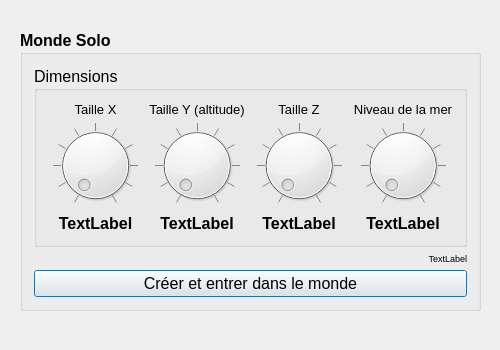
Old version of the form src/CraftuxHome.ui in the repository Glycaa/CrafTuX.
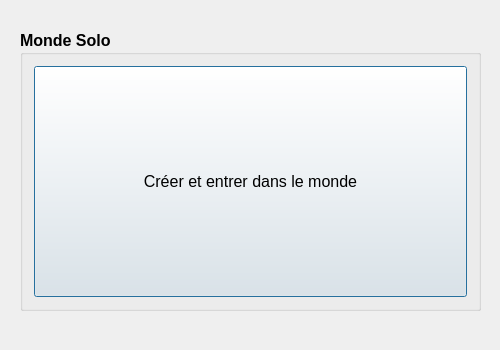
New version of the form.

Commit message: Removed old window world generation parameters in launcher.

Patch:
```diff
--- a/src/CraftuxHome.ui
+++ b/src/CraftuxHome.ui
@@ -58,242 +58,6 @@
     <string>Monde Solo</string>
    </property>
    <layout class="QVBoxLayout" name="verticalLayout_3">
-    <item>
-     <widget class="QGroupBox" name="groupBox_2">
-      <property name="font">
-       <font>
-        <weight>50</weight>
-        <bold>false</bold>
-       </font>
-      </property>
-      <property name="title">
-       <string>Dimensions</string>
-      </property>
-      <layout class="QHBoxLayout" name="horizontalLayout">
-       <item>
-        <layout class="QVBoxLayout" name="verticalLayout_2">
-         <item>
-          <widget class="QLabel" name="label">
-           <property name="font">
-            <font>
-             <pointsize>10</pointsize>
-             <weight>50</weight>
-             <bold>false</bold>
-            </font>
-           </property>
-           <property name="text">
-            <string>Taille X</string>
-           </property>
-           <property name="alignment">
-            <set>Qt::AlignCenter</set>
-           </property>
-          </widget>
-         </item>
-         <item>
-          <widget class="QDial" name="dial">
-           <property name="cursor">
-            <cursorShape>OpenHandCursor</cursorShape>
-           </property>
-           <property name="notchTarget">
-            <double>10.000000000000000</double>
-           </property>
-           <property name="notchesVisible">
-            <bool>true</bool>
-           </property>
-          </widget>
-         </item>
-         <item>
-          <widget class="QLabel" name="label_2">
-           <property name="font">
-            <font>
-             <pointsize>12</pointsize>
-             <weight>75</weight>
-             <bold>true</bold>
-            </font>
-           </property>
-           <property name="text">
-            <string>TextLabel</string>
-           </property>
-           <property name="alignment">
-            <set>Qt::AlignCenter</set>
-           </property>
-          </widget>
-         </item>
-        </layout>
-       </item>
-       <item>
-        <layout class="QVBoxLayout" name="verticalLayout_4">
-         <item>
-          <widget class="QLabel" name="label_3">
-           <property name="font">
-            <font>
-             <pointsize>10</pointsize>
-             <weight>50</weight>
-             <bold>false</bold>
-            </font>
-           </property>
-           <property name="text">
-            <string>Taille Y (altitude)</string>
-           </property>
-           <property name="alignment">
-            <set>Qt::AlignCenter</set>
-           </property>
-          </widget>
-         </item>
-         <item>
-          <widget class="QDial" name="dial_2">
-           <property name="cursor">
-            <cursorShape>OpenHandCursor</cursorShape>
-           </property>
-           <property name="notchTarget">
-            <double>10.000000000000000</double>
-           </property>
-           <property name="notchesVisible">
-            <bool>true</bool>
-           </property>
-          </widget>
-         </item>
-         <item>
-          <widget class="QLabel" name="label_4">
-           <property name="font">
-            <font>
-             <pointsize>12</pointsize>
-             <weight>75</weight>
-             <bold>true</bold>
-            </font>
-           </property>
-           <property name="text">
-            <string>TextLabel</string>
-           </property>
-           <property name="alignment">
-            <set>Qt::AlignCenter</set>
-           </property>
-          </widget>
-         </item>
-        </layout>
-       </item>
-       <item>
-        <layout class="QVBoxLayout" name="verticalLayout_5">
-         <item>
-          <widget class="QLabel" name="label_5">
-           <property name="font">
-            <font>
-             <pointsize>10</pointsize>
-             <weight>50</weight>
-             <bold>false</bold>
-            </font>
-           </property>
-           <property name="text">
-            <string>Taille Z</string>
-           </property>
-           <property name="alignment">
-            <set>Qt::AlignCenter</set>
-           </property>
-          </widget>
-         </item>
-         <item>
-          <widget class="QDial" name="dial_3">
-           <property name="cursor">
-            <cursorShape>OpenHandCursor</cursorShape>
-           </property>
-           <property name="notchTarget">
-            <double>10.000000000000000</double>
-           </property>
-           <property name="notchesVisible">
-            <bool>true</bool>
-           </property>
-          </widget>
-         </item>
-         <item>
-          <widget class="QLabel" name="label_6">
-           <property name="font">
-            <font>
-             <pointsize>12</pointsize>
-             <weight>75</weight>
-             <bold>true</bold>
-            </font>
-           </property>
-           <property name="text">
-            <string>TextLabel</string>
-           </property>
-           <property name="alignment">
-            <set>Qt::AlignCenter</set>
-           </property>
-          </widget>
-         </item>
-        </layout>
-       </item>
-       <item>
-        <layout class="QVBoxLayout" name="verticalLayout_7">
-         <item>
-          <widget class="QLabel" name="label_9">
-           <property name="font">
-            <font>
-             <pointsize>10</pointsize>
-             <weight>50</weight>
-             <bold>false</bold>
-            </font>
-           </property>
-           <property name="text">
-            <string>Niveau de la mer</string>
-           </property>
-           <property name="alignment">
-            <set>Qt::AlignCenter</set>
-           </property>
-          </widget>
-         </item>
-         <item>
-          <widget class="QDial" name="dial_5">
-           <property name="cursor">
-            <cursorShape>OpenHandCursor</cursorShape>
-           </property>
-           <property name="notchTarget">
-            <double>10.000000000000000</double>
-           </property>
-           <property name="notchesVisible">
-            <bool>true</bool>
-           </property>
-          </widget>
-         </item>
-         <item>
-          <widget class="QLabel" name="label_10">
-           <property name="font">
-            <font>
-             <pointsize>12</pointsize>
-             <weight>75</weight>
-             <bold>true</bold>
-            </font>
-           </property>
-           <property name="text">
-            <string>TextLabel</string>
-           </property>
-           <property name="alignment">
-            <set>Qt::AlignCenter</set>
-           </property>
-          </widget>
-         </item>
-        </layout>
-       </item>
-      </layout>
-     </widget>
-    </item>
-    <item>
-     <widget class="QLabel" name="label_11">
-      <property name="font">
-       <font>
-        <pointsize>7</pointsize>
-        <weight>50</weight>
-        <bold>false</bold>
-       </font>
-      </property>
-      <property name="text">
-       <string>TextLabel</string>
-      </property>
-      <property name="alignment">
-       <set>Qt::AlignRight|Qt::AlignTop|Qt::AlignTrailing</set>
-      </property>
-     </widget>
-    </item>
     <item>
      <layout class="QVBoxLayout" name="verticalLayout">
       <item>
```
The commit also changes 6 other files.
